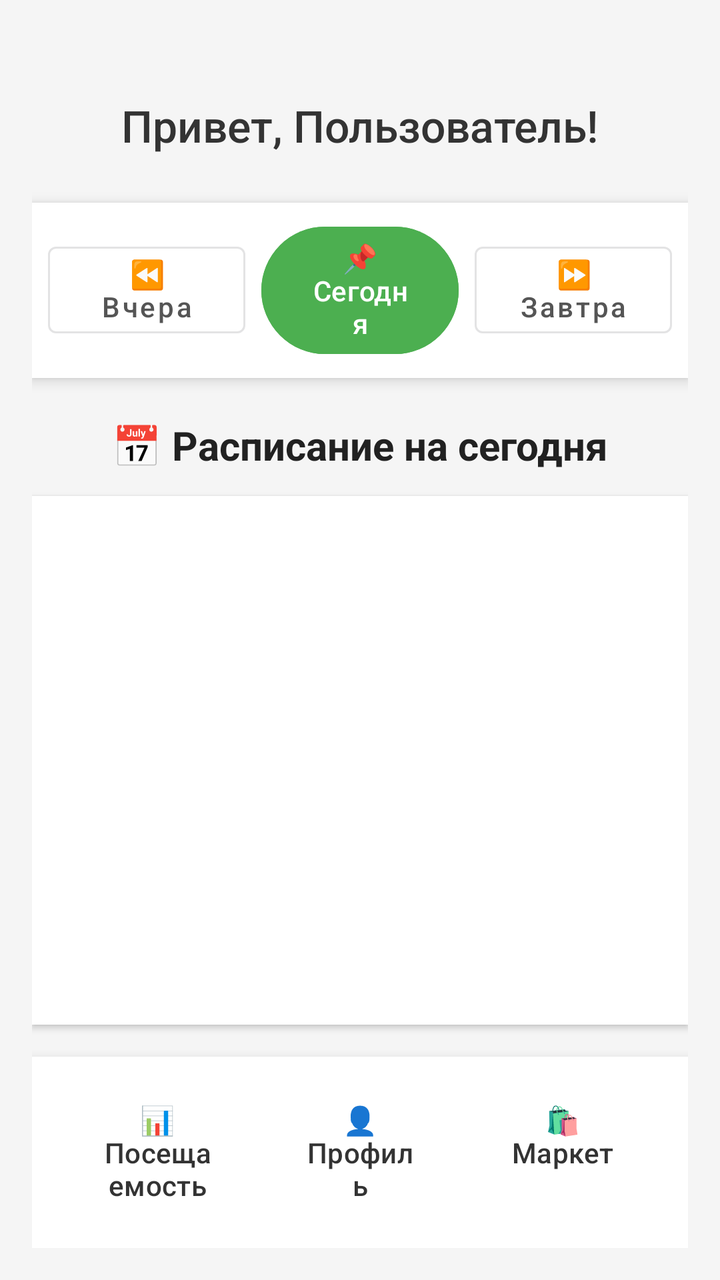
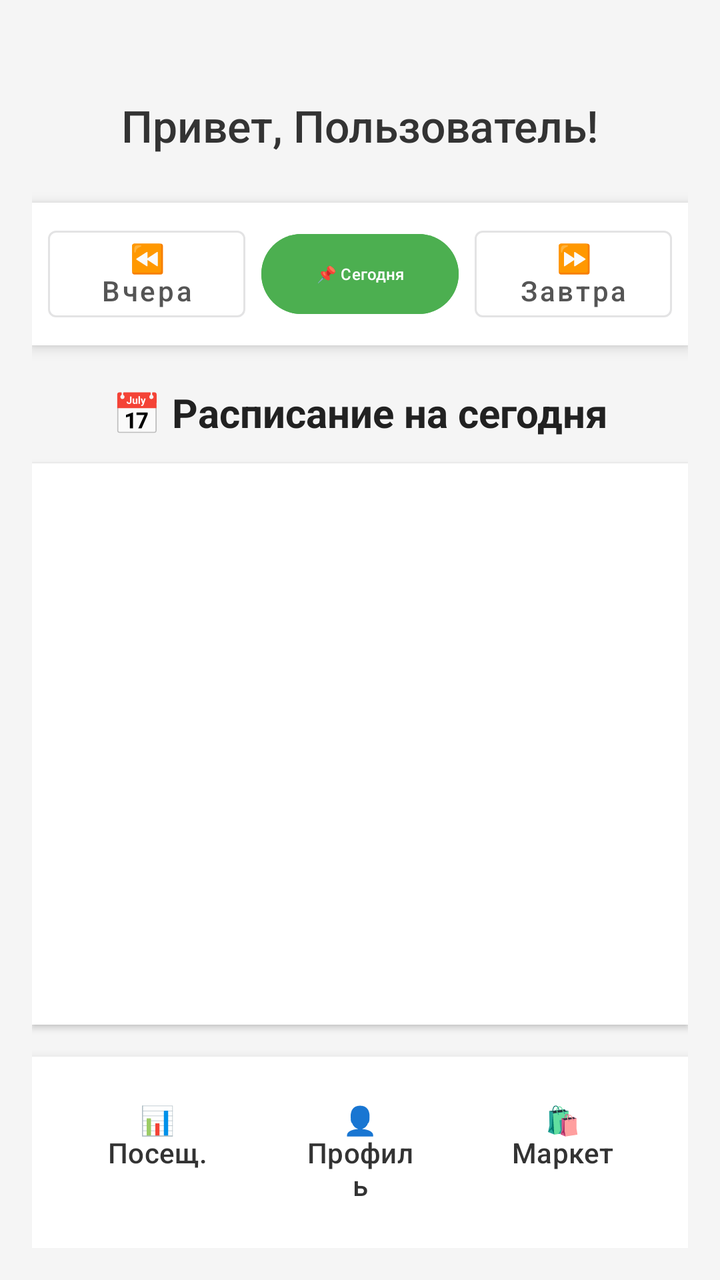

Screens rendered from an Android XML layout before and after an edit, with the pre-edit source and the edit as a unified diff.
<!-- AndroidManifest.xml: application theme Theme.Topacademy -->
<!-- res/layout/activity_main.xml -->
<?xml version="1.0" encoding="utf-8"?>
<LinearLayout xmlns:android="http://schemas.android.com/apk/res/android"
    android:layout_width="match_parent"
    android:layout_height="match_parent"
    android:orientation="vertical"
    android:padding="16dp"
    android:background="#F5F5F5">

    
    <TextView
        android:id="@+id/textViewGreeting"
        android:layout_width="wrap_content"
        android:layout_height="wrap_content"
        android:layout_gravity="center_horizontal"
        android:layout_marginTop="32dp"
        android:layout_marginBottom="24dp"
        android:text="Привет, Пользователь!"
        android:textSize="22sp"
        android:textColor="#333333"
        android:fontFamily="sans-serif-medium" />

    
    <LinearLayout
        android:layout_width="match_parent"
        android:layout_height="wrap_content"
        android:orientation="horizontal"
        android:gravity="center"
        android:layout_marginBottom="20dp"
        android:background="#FFFFFF"
        android:padding="8dp"
        android:radius="12dp"
        android:elevation="4dp">

        <Button
            android:id="@+id/buttonYesterday"
            style="@style/Widget.MaterialComponents.Button.OutlinedButton"
            android:layout_width="0dp"
            android:layout_height="wrap_content"
            android:layout_weight="1"
            android:text="⏪ Вчера"
            android:layout_marginEnd="8dp"
            android:textColor="#555555"
            android:textAllCaps="false" />

        <Button
            android:id="@+id/buttonToday"
            android:layout_width="0dp"
            android:layout_height="wrap_content"
            android:layout_weight="1"
            android:text="📌 Сегодня"
            android:layout_marginEnd="8dp"
            android:backgroundTint="#4CAF50"
            android:textColor="#FFFFFF"
            android:textAllCaps="false" />

        <Button
            android:id="@+id/buttonTomorrow"
            style="@style/Widget.MaterialComponents.Button.OutlinedButton"
            android:layout_width="0dp"
            android:layout_height="wrap_content"
            android:layout_weight="1"
            android:text="⏩ Завтра"
            android:textColor="#555555"
            android:textAllCaps="false" />

    </LinearLayout>

    
    <TextView
        android:id="@+id/textViewScheduleDate"
        android:layout_width="wrap_content"
        android:layout_height="wrap_content"
        android:text="📅 Расписание на сегодня"
        android:textSize="20sp"
        android:textStyle="bold"
        android:textColor="#212121"
        android:layout_marginBottom="12dp"
        android:layout_gravity="center_horizontal" />

    
    <ScrollView
        android:layout_width="match_parent"
        android:layout_height="0dp"
        android:layout_marginBottom="16dp"
        android:layout_weight="1"
        android:background="#FFFFFF"
        android:clipToPadding="false"
        android:contentDescription="@string/app_name"
        android:elevation="2dp"
        android:padding="12dp">

        <LinearLayout
            android:id="@+id/linearLayoutSchedule"
            android:layout_width="match_parent"
            android:layout_height="wrap_content"
            android:orientation="vertical"
            android:padding="8dp">
            
        </LinearLayout>

    </ScrollView>

    
    <ProgressBar
        android:id="@+id/progressBarMain"
        android:layout_width="wrap_content"
        android:layout_height="wrap_content"
        android:layout_gravity="center"
        android:visibility="gone"
        android:layout_marginBottom="16dp"
        android:indeterminateTint="#4CAF50" />

    
    <LinearLayout
        android:layout_width="match_parent"
        android:layout_height="wrap_content"
        android:orientation="horizontal"
        android:background="#FFFFFF"
        android:elevation="8dp"
        android:padding="12dp">

        <Button
            android:id="@+id/buttonAttendance"
            android:layout_width="0dp"
            android:layout_height="wrap_content"
            android:layout_weight="1"
            android:text="📊
Посещаемость"
            android:textSize="14sp"
            android:gravity="center"
            android:background="?attr/selectableItemBackground"
            android:textAllCaps="false"
            android:textColor="#333333" />

        <Button
            android:id="@+id/buttonProfile"
            android:layout_width="0dp"
            android:layout_height="wrap_content"
            android:layout_weight="1"
            android:text="👤
Профиль"
            android:textSize="14sp"
            android:gravity="center"
            android:background="?attr/selectableItemBackground"
            android:textAllCaps="false"
            android:textColor="#333333" />


        <Button
            android:id="@+id/buttonMarket"
            android:layout_width="0dp"
            android:layout_height="wrap_content"
            android:layout_weight="1"
            android:text="🛍️
Маркет"
            android:textSize="14sp"
            android:gravity="center"
            android:background="?attr/selectableItemBackground"
            android:textAllCaps="false"
            android:textColor="#333333" />

    </LinearLayout>

</LinearLayout>
<!-- resources referenced by this layout -->
<resources>
  <string name="app_name">topacademy</string>
  <style name="Theme.Topacademy" parent="Base.Theme.Topacademy" />
  <style name="Base.Theme.Topacademy" parent="Theme.Material3.DayNight.NoActionBar">
          
          
      </style>
</resources>

<!-- the commit's change to res/layout/activity_main.xml (unified diff, before → after) -->
@@ -1,5 +1,6 @@
 <?xml version="1.0" encoding="utf-8"?>
 <LinearLayout xmlns:android="http://schemas.android.com/apk/res/android"
+    xmlns:tools="http://schemas.android.com/tools"
     android:layout_width="match_parent"
     android:layout_height="match_parent"
     android:orientation="vertical"
@@ -46,12 +47,14 @@
             android:id="@+id/buttonToday"
             android:layout_width="0dp"
             android:layout_height="wrap_content"
+            android:layout_marginEnd="8dp"
             android:layout_weight="1"
+            android:backgroundTint="#4CAF50"
             android:text="📌 Сегодня"
-            android:layout_marginEnd="8dp"
-            android:backgroundTint="#4CAF50"
+            android:textAllCaps="false"
             android:textColor="#FFFFFF"
-            android:textAllCaps="false" />
+            android:textSize="8dp"
+            tools:ignore="TextSizeCheck" />
 
         <Button
             android:id="@+id/buttonTomorrow"
@@ -125,7 +128,7 @@
             android:layout_height="wrap_content"
             android:layout_weight="1"
             android:text="📊
-Посещаемость"
+Посещ."
             android:textSize="14sp"
             android:gravity="center"
             android:background="?attr/selectableItemBackground"
